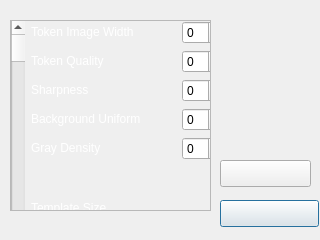
Before: the Qt Designer form dialogsetting.ui in racroi3010/nr-smartface, drawn with Qt 5.
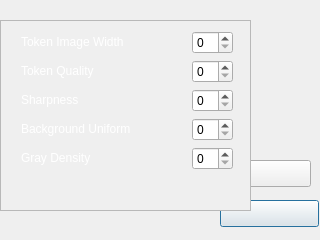
After: the same form once the commit is applied. Icons and pictures are not drawn.

```diff
--- a/dialogsetting.ui
+++ b/dialogsetting.ui
@@ -63,9 +63,9 @@
   <widget class="QScrollArea" name="scrollArea">
    <property name="geometry">
     <rect>
-     <x>10</x>
+     <x>0</x>
      <y>20</y>
-     <width>201</width>
+     <width>251</width>
      <height>191</height>
     </rect>
    </property>
@@ -77,79 +77,79 @@
      <rect>
       <x>0</x>
       <y>0</y>
-      <width>199</width>
+      <width>249</width>
       <height>189</height>
      </rect>
     </property>
     <widget class="QWidget" name="gridLayoutWidget">
      <property name="geometry">
       <rect>
-       <x>0</x>
-       <y>0</y>
+       <x>20</x>
+       <y>10</y>
        <width>212</width>
        <height>321</height>
       </rect>
      </property>
-     <layout class="QGridLayout" name="gridLayout" columnstretch="3,1,0">
-      <item row="9" column="1">
+     <layout class="QGridLayout" name="gridLayout" columnstretch="3,0">
+      <item row="9" column="0">
        <widget class="QLabel" name="label">
         <property name="text">
          <string>&lt;html&gt;&lt;head/&gt;&lt;body&gt;&lt;p&gt;&lt;span style=&quot; color:#ffffff;&quot;&gt;First Result&lt;/span&gt;&lt;/p&gt;&lt;/body&gt;&lt;/html&gt;</string>
         </property>
        </widget>
       </item>
-      <item row="6" column="2">
-       <widget class="QCheckBox" name="checkBox_3">
-        <property name="text">
-         <string/>
-        </property>
-       </widget>
-      </item>
       <item row="6" column="1">
+       <widget class="QCheckBox" name="checkBox_3">
+        <property name="text">
+         <string/>
+        </property>
+       </widget>
+      </item>
+      <item row="6" column="0">
        <widget class="QLabel" name="label_4">
         <property name="text">
          <string>&lt;html&gt;&lt;head/&gt;&lt;body&gt;&lt;p&gt;&lt;span style=&quot; color:#ffffff;&quot;&gt;Detect All Feature&lt;/span&gt;&lt;/p&gt;&lt;/body&gt;&lt;/html&gt;</string>
         </property>
        </widget>
       </item>
-      <item row="7" column="1">
+      <item row="7" column="0">
        <widget class="QLabel" name="label_3">
         <property name="text">
          <string>&lt;html&gt;&lt;head/&gt;&lt;body&gt;&lt;p&gt;&lt;span style=&quot; color:#ffffff;&quot;&gt;Matching Detail&lt;/span&gt;&lt;/p&gt;&lt;/body&gt;&lt;/html&gt;</string>
         </property>
        </widget>
       </item>
-      <item row="0" column="1">
+      <item row="0" column="0">
        <widget class="QLabel" name="label_10">
         <property name="text">
          <string>&lt;html&gt;&lt;head/&gt;&lt;body&gt;&lt;p&gt;&lt;span style=&quot; color:#ffffff;&quot;&gt;Token Image Width&lt;/span&gt;&lt;/p&gt;&lt;/body&gt;&lt;/html&gt;</string>
         </property>
        </widget>
       </item>
-      <item row="7" column="2">
+      <item row="7" column="1">
        <widget class="QCheckBox" name="checkBox_2">
         <property name="text">
          <string/>
         </property>
        </widget>
       </item>
-      <item row="4" column="2">
+      <item row="4" column="1">
        <widget class="QSpinBox" name="spinBox_2"/>
       </item>
-      <item row="1" column="2">
+      <item row="1" column="1">
        <widget class="QSpinBox" name="spinBox_5"/>
       </item>
-      <item row="8" column="2">
+      <item row="8" column="1">
        <widget class="QSpinBox" name="spinBox"/>
       </item>
-      <item row="2" column="1">
+      <item row="2" column="0">
        <widget class="QLabel" name="label_8">
         <property name="text">
          <string>&lt;html&gt;&lt;head/&gt;&lt;body&gt;&lt;p&gt;&lt;span style=&quot; color:#ffffff;&quot;&gt;Sharpness&lt;/span&gt;&lt;/p&gt;&lt;/body&gt;&lt;/html&gt;</string>
         </property>
        </widget>
       </item>
-      <item row="4" column="1">
+      <item row="4" column="0">
        <widget class="QLabel" name="label_6">
         <property name="text">
          <string>&lt;html&gt;&lt;head/&gt;&lt;body&gt;&lt;p&gt;&lt;span style=&quot; color:#ffffff;&quot;&gt;Gray Density
@@ -157,28 +157,28 @@
         </property>
        </widget>
       </item>
-      <item row="9" column="2">
+      <item row="9" column="1">
        <widget class="QCheckBox" name="checkBox">
         <property name="text">
          <string/>
         </property>
        </widget>
       </item>
-      <item row="8" column="1">
+      <item row="8" column="0">
        <widget class="QLabel" name="label_2">
         <property name="text">
          <string>&lt;html&gt;&lt;head/&gt;&lt;body&gt;&lt;p&gt;&lt;span style=&quot; color:#ffffff;&quot;&gt;Max Result Count&lt;/span&gt;&lt;/p&gt;&lt;/body&gt;&lt;/html&gt;</string>
         </property>
        </widget>
       </item>
-      <item row="3" column="1">
+      <item row="3" column="0">
        <widget class="QLabel" name="label_7">
         <property name="text">
          <string>&lt;html&gt;&lt;head/&gt;&lt;body&gt;&lt;p&gt;&lt;span style=&quot; color:#ffffff;&quot;&gt;Background Uniform&lt;/span&gt;&lt;/p&gt;&lt;/body&gt;&lt;/html&gt;</string>
         </property>
        </widget>
       </item>
-      <item row="5" column="1">
+      <item row="5" column="0">
        <widget class="QLabel" name="label_5">
         <property name="text">
          <string>&lt;html&gt;&lt;head/&gt;&lt;body&gt;&lt;p&gt;&lt;span style=&quot; color:#ffffff;&quot;&gt;Template Size
@@ -186,29 +186,22 @@
         </property>
        </widget>
       </item>
-      <item row="2" column="2">
+      <item row="2" column="1">
        <widget class="QSpinBox" name="spinBox_4"/>
       </item>
-      <item row="0" column="2">
+      <item row="0" column="1">
        <widget class="QSpinBox" name="spinBox_6"/>
       </item>
-      <item row="3" column="2">
+      <item row="3" column="1">
        <widget class="QSpinBox" name="spinBox_3"/>
       </item>
-      <item row="1" column="1">
+      <item row="1" column="0">
        <widget class="QLabel" name="label_9">
         <property name="text">
          <string>&lt;html&gt;&lt;head/&gt;&lt;body&gt;&lt;p&gt;&lt;span style=&quot; color:#ffffff;&quot;&gt;Token Quality&lt;/span&gt;&lt;/p&gt;&lt;/body&gt;&lt;/html&gt;</string>
         </property>
        </widget>
       </item>
-      <item row="0" column="0" rowspan="6">
-       <widget class="QScrollBar" name="verticalScrollBar">
-        <property name="orientation">
-         <enum>Qt::Vertical</enum>
-        </property>
-       </widget>
-      </item>
      </layout>
     </widget>
    </widget>
```
